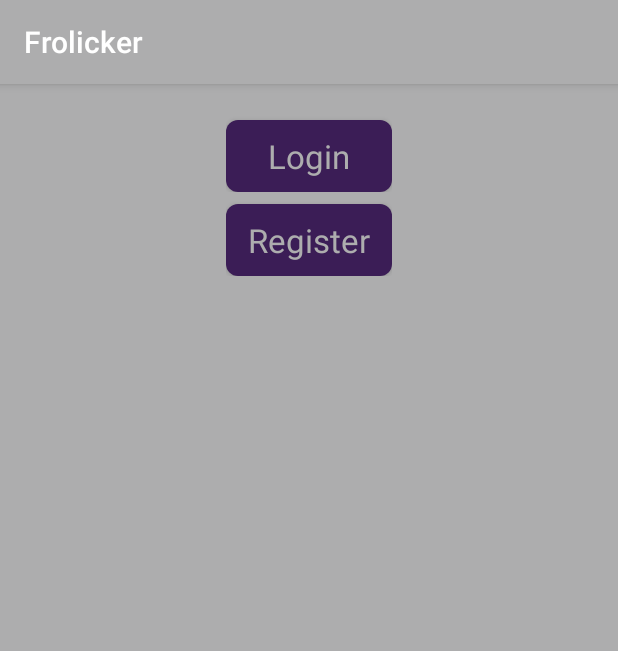
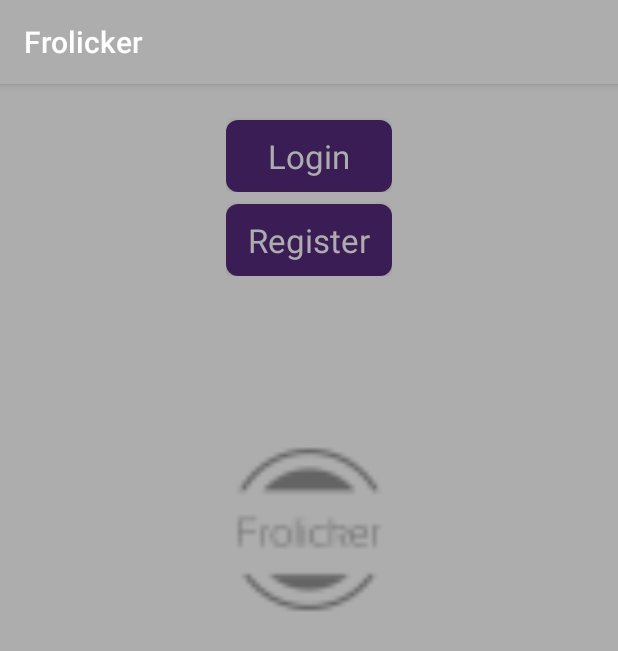
Before and after one commit to EvanPernu/tcss450group8, an Android app: the screen it shows after launch (MainActivity), on a phone screen of 412 x 824 dp. Shown: the top 651 px of the screen. Run offline under Robolectric (Android 15) with nearby library versions, the phone set to English and light mode, and no system bars.

Commit message:
Added an icon to the Login/Register as well as the login and the register fragments.

```diff
--- a/app/src/main/res/layout/fragment_login_or_register.xml
+++ b/app/src/main/res/layout/fragment_login_or_register.xml
@@ -9,6 +9,17 @@
         android:layout_width="match_parent"
         android:layout_height="match_parent">
 
+        <ImageView
+            android:id="@+id/imageView"
+            android:layout_width="143dp"
+            android:layout_height="154dp"
+            app:srcCompat="@drawable/ic_logo"
+            app:layout_constraintLeft_toLeftOf="parent"
+            app:layout_constraintTop_toTopOf="parent"
+            app:layout_constraintBottom_toBottomOf="parent"
+            app:layout_constraintRight_toRightOf="parent"
+            app:layout_constraintHorizontal_bias="0.502"
+            app:layout_constraintVertical_bias="0.358" />
         <TableLayout
             android:layout_width="wrap_content"
             android:layout_height="wrap_content"
@@ -53,5 +64,6 @@
         </TableLayout>
 
 
+
     </android.support.constraint.ConstraintLayout>
 </FrameLayout>
--- a/app/src/main/res/layout/fragment_prefs_init.xml
+++ b/app/src/main/res/layout/fragment_prefs_init.xml
@@ -4,6 +4,7 @@
     android:layout_width="match_parent"
     android:layout_height="match_parent"
     tools:context="edu.uw.tcss450.group8.frolicker.views.PrefsInitFragment">
+
 
     <TextView
         android:layout_width="0dp"
@@ -24,6 +25,7 @@
         app:layout_constraintHorizontal_bias="0.0"
         android:id="@+id/prefsInitTextView" />
 
+
     <android.support.v7.widget.RecyclerView
         android:id="@+id/recyclerView"
         android:layout_width="0dp"
```
Also changed, not shown: app/src/main/res/layout/fragment_login.xml (+11 -0 lines), app/src/main/res/layout/fragment_register.xml (+11 -0 lines), app/src/main/res/drawable-hdpi/ic_logo.png (added), app/src/main/res/drawable-mdpi/ic_logo.png (added), app/src/main/res/drawable-xhdpi/ic_logo.png (added), app/src/main/res/drawable-xxhdpi/ic_logo.png (added).
